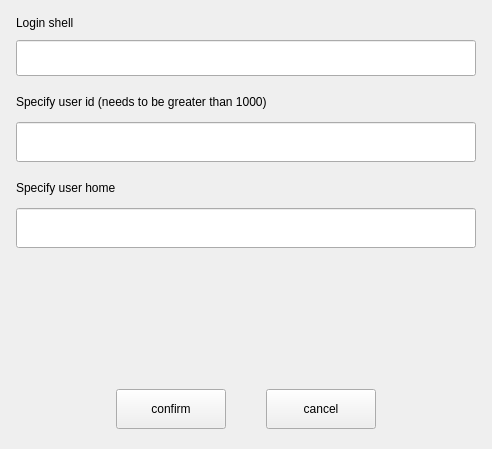
openeuler-mirror/kiran-control-panel, file plugins/account/src/pages/advance-settings-page/advance-settings.ui: the form before one commit.
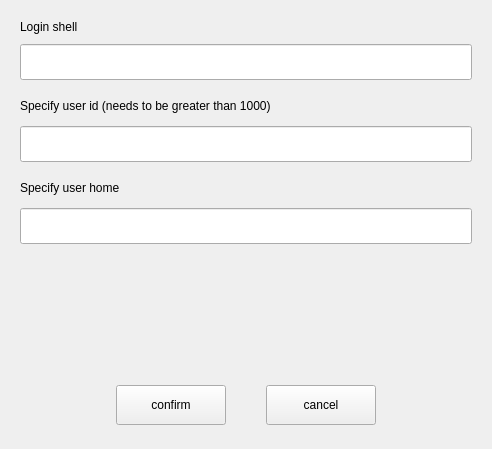
The form after the commit. Custom widgets are drawn as their Qt base class.

Commit message:
feat(kiranui-2.4): Fixed display of classification sidebar, adjust the main window interface style to color block
- 分类侧边栏固定显示，调整主窗口界面风格为色块

```diff
--- a/plugins/account/src/pages/advance-settings-page/advance-settings.ui
+++ b/plugins/account/src/pages/advance-settings-page/advance-settings.ui
@@ -18,6 +18,24 @@
     <number>0</number>
    </property>
    <property name="leftMargin">
+    <number>4</number>
+   </property>
+   <property name="topMargin">
+    <number>4</number>
+   </property>
+   <property name="rightMargin">
+    <number>4</number>
+   </property>
+   <property name="bottomMargin">
+    <number>4</number>
+   </property>
+   <item>
+    <widget class="KiranColorBlock" name="colorBlock" native="true">
+     <layout class="QVBoxLayout" name="verticalLayout_2">
+      <property name="spacing">
+       <number>0</number>
+      </property>
+      <property name="leftMargin">
     <number>16</number>
    </property>
    <property name="topMargin">
@@ -131,13 +149,13 @@
         <property name="minimumSize">
          <size>
           <width>0</width>
-          <height>40</height>
+             <height>36</height>
          </size>
         </property>
         <property name="maximumSize">
          <size>
           <width>16777215</width>
-          <height>40</height>
+             <height>36</height>
          </size>
         </property>
         <property name="contextMenuPolicy">
@@ -194,13 +212,13 @@
        <property name="minimumSize">
         <size>
          <width>0</width>
-         <height>40</height>
+            <height>36</height>
         </size>
        </property>
        <property name="maximumSize">
         <size>
          <width>16777215</width>
-         <height>40</height>
+            <height>36</height>
         </size>
        </property>
        <property name="contextMenuPolicy">
@@ -336,6 +354,17 @@
    </item>
   </layout>
  </widget>
+   </item>
+  </layout>
+ </widget>
+ <customwidgets>
+  <customwidget>
+   <class>KiranColorBlock</class>
+   <extends>QWidget</extends>
+   <header location="global">kiran-color-block.h</header>
+   <container>1</container>
+  </customwidget>
+ </customwidgets>
  <resources/>
  <connections/>
 </ui>
```
Lines whose indentation alone changed are shown as unchanged. The commit also changes 48 other files.
